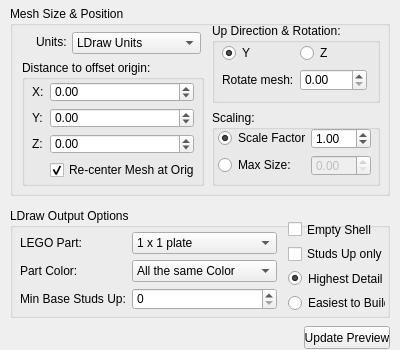
First picture: the form in trunk/argpanel.ui, repository RomkoSI/lsculpt, before the edit.
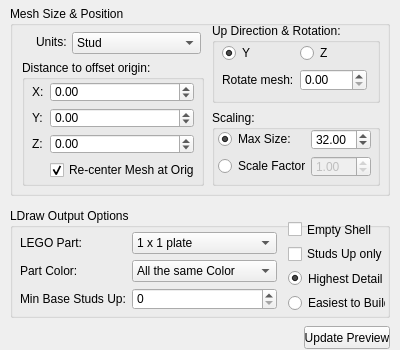
Second picture: the form after the edit.

Commit message: Change some default settings (units -> stud, max size checked, max size 32).  Also, do an update on import; with the nice defaults this works well.  And fix reversed optimization controls.  And fix LDView preview so that rotation is preserved between updates.

```diff
--- a/trunk/argpanel.ui
+++ b/trunk/argpanel.ui
@@ -172,28 +172,57 @@
     <property name="title">
      <string>Scaling:</string>
     </property>
-    <widget class="QWidget" name="formLayoutWidget_3">
+    <widget class="QWidget" name="">
      <property name="geometry">
       <rect>
        <x>6</x>
-       <y>18</y>
+       <y>19</y>
        <width>153</width>
        <height>48</height>
       </rect>
      </property>
      <layout class="QGridLayout" name="gridLayout">
       <item row="0" column="0">
+       <widget class="QRadioButton" name="lengthRadio">
+        <property name="text">
+         <string>Max Size:</string>
+        </property>
+        <property name="checked">
+         <bool>true</bool>
+        </property>
+       </widget>
+      </item>
+      <item row="0" column="1">
+       <widget class="QDoubleSpinBox" name="lengthDSpin">
+        <property name="enabled">
+         <bool>true</bool>
+        </property>
+        <property name="maximumSize">
+         <size>
+          <width>60</width>
+          <height>16777215</height>
+         </size>
+        </property>
+        <property name="maximum">
+         <double>1000.000000000000000</double>
+        </property>
+        <property name="value">
+         <double>32.000000000000000</double>
+        </property>
+       </widget>
+      </item>
+      <item row="1" column="0">
        <widget class="QRadioButton" name="scaleRadio">
         <property name="text">
          <string>Scale Factor:</string>
         </property>
-        <property name="checked">
-         <bool>true</bool>
-        </property>
        </widget>
       </item>
-      <item row="0" column="1">
+      <item row="1" column="1">
        <widget class="QDoubleSpinBox" name="scaleDSpin">
+        <property name="enabled">
+         <bool>false</bool>
+        </property>
         <property name="maximumSize">
          <size>
           <width>60</width>
@@ -211,29 +240,6 @@
         </property>
        </widget>
       </item>
-      <item row="1" column="0">
-       <widget class="QRadioButton" name="lengthRadio">
-        <property name="text">
-         <string>Max Size:</string>
-        </property>
-       </widget>
-      </item>
-      <item row="1" column="1">
-       <widget class="QDoubleSpinBox" name="lengthDSpin">
-        <property name="enabled">
-         <bool>false</bool>
-        </property>
-        <property name="maximumSize">
-         <size>
-          <width>60</width>
-          <height>16777215</height>
-         </size>
-        </property>
-        <property name="maximum">
-         <double>1000.000000000000000</double>
-        </property>
-       </widget>
-      </item>
      </layout>
     </widget>
    </widget>
@@ -324,11 +330,6 @@
       <height>22</height>
      </rect>
     </property>
-    <item>
-     <property name="text">
-      <string>LDraw Units</string>
-     </property>
-    </item>
     <item>
      <property name="text">
       <string>Stud</string>
```
Left out of the diff: 11 changed lines with no effect on the pictures. The commit also changes 4 other files.
